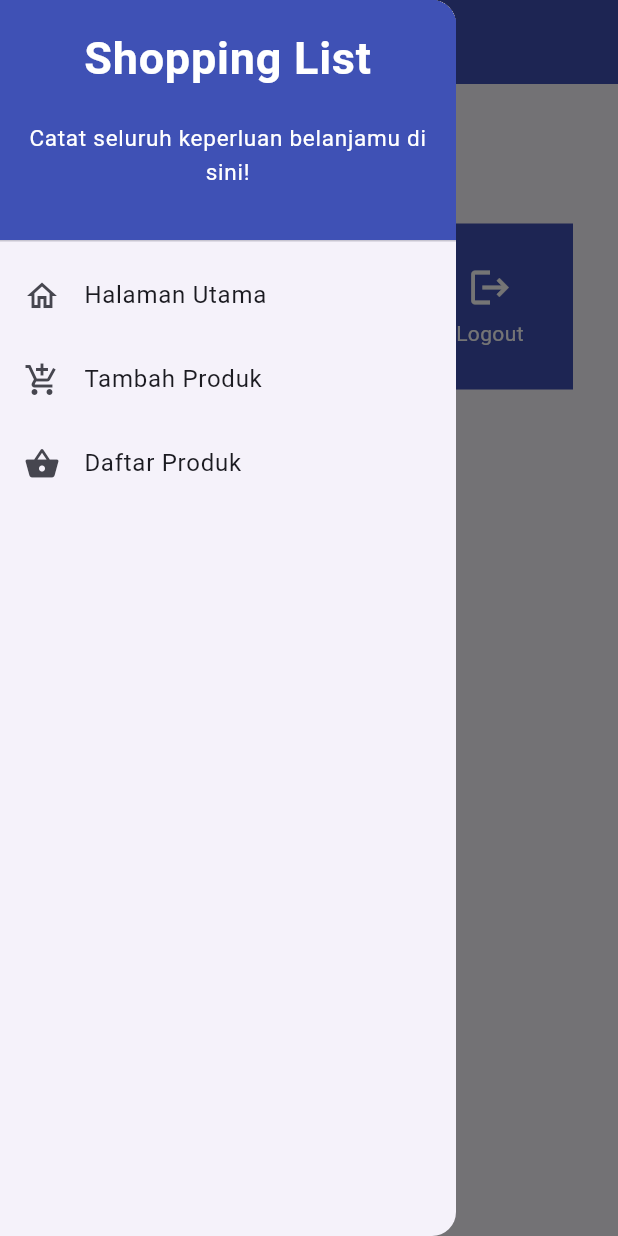
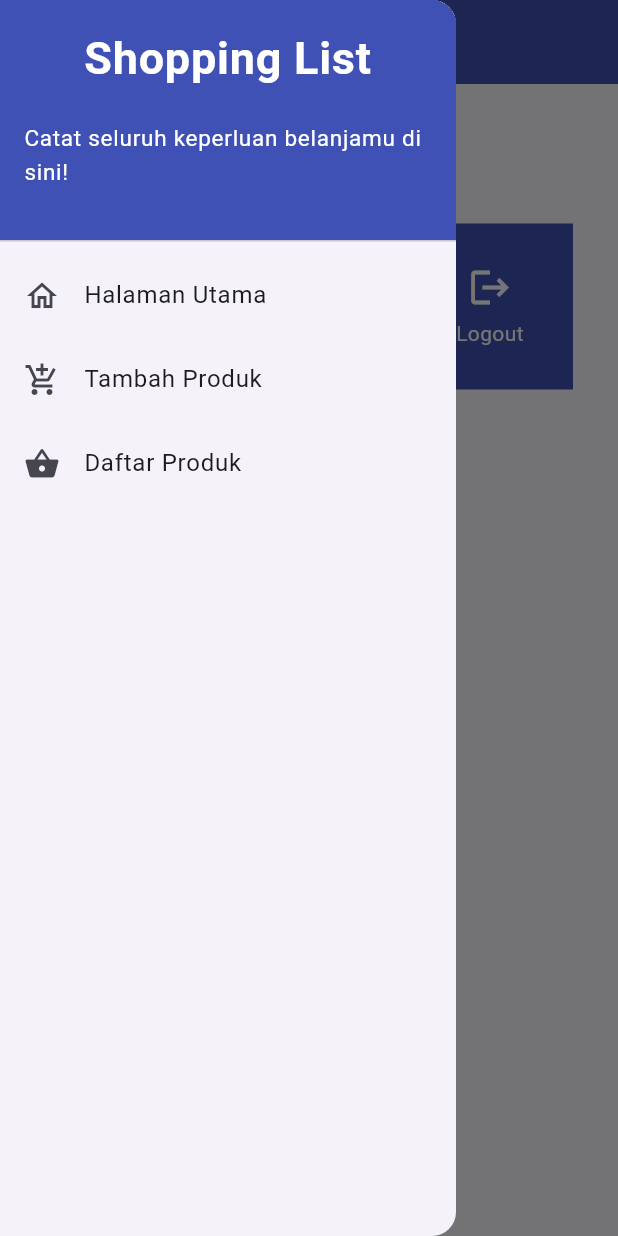
Before and after one commit to prasetyoadii/shopping-list-mobile, a Flutter app: the MyHomePage screen opened directly, with the side drawer open, on a phone screen of 412 x 824 dp. Run offline on Flutter 3.47's test engine with Material 2 defaults, Android fonts, the phone set to English and light mode, and no system bars; missing offline and left inert: pbp_django_auth.

Commit message:
Mencoba sesuatu

```diff
--- a/lib/main.dart
+++ b/lib/main.dart
@@ -2,8 +2,6 @@ import 'package:flutter/material.dart';
 import 'package:pbp_django_auth/pbp_django_auth.dart';
 import 'package:provider/provider.dart';
 import 'package:shopping_list/screens/login.dart';
-import 'package:shopping_list/screens/menu.dart';
-
 void main() {
   runApp(const MyApp());
 }
--- a/lib/screens/list_product.dart
+++ b/lib/screens/list_product.dart
@@ -13,9 +13,8 @@ class ProductPage extends StatefulWidget {
 
 class _ProductPageState extends State<ProductPage> {
 Future<List<Product>> fetchProduct() async {
-    // TODO: Ganti URL dan jangan lupa tambahkan trailing slash (/) di akhir URL!
     var url = Uri.parse(
-        ' http://localhost:8000/json/');
+        'http://localhost:8000/json/');
     var response = await http.get(
         url,
         headers: {"Content-Type": "application/json"},
--- a/lib/screens/login.dart
+++ b/lib/screens/login.dart
@@ -69,7 +69,7 @@ class _LoginPageState extends State<LoginPage> {
                                 // TODO: Ganti URL dan jangan lupa tambahkan trailing slash (/) di akhir URL!
                                 // Untuk menyambungkan Android emulator dengan Django pada localhost,
                                 // gunakan URL http://10.0.2.2/
-                                final response = await request.login(" http://localhost:8000/auth/login/", {
+                                final response = await request.login("http://localhost:8000/auth/login/", {
                                 'username': username,
                                 'password': password,
                                 });
--- a/lib/widgets/left_drawer.dart
+++ b/lib/widgets/left_drawer.dart
@@ -13,7 +13,6 @@ class LeftDrawer extends StatelessWidget {
       child: ListView(
         children: [
           const DrawerHeader(
-            // Bagian drawer header
             decoration: BoxDecoration(
               color: Colors.indigo,
             ),
@@ -30,16 +29,15 @@ class LeftDrawer extends StatelessWidget {
                 ),
                 Padding(padding: EdgeInsets.all(10)),
                 Text("Catat seluruh keperluan belanjamu di sini!",
-                    textAlign: TextAlign.center,
                         style: TextStyle(
-                      fontSize: 15,
+                        fontSize: 15.0,
                         fontWeight: FontWeight.normal,
-                      color: Colors.white,
-                    )),
+                        color: Colors.white
+                      ),
+                    ),
               ],
             ),
           ),
-          // Bagian routing
           ListTile(
             leading: const Icon(Icons.home_outlined),
             title: const Text('Halaman Utama'),
@@ -57,10 +55,6 @@ class LeftDrawer extends StatelessWidget {
             title: const Text('Tambah Produk'),
             // Bagian redirection ke ShopFormPage
             onTap: () {
-              /*
-              Buatlah routing ke ShopFormPage di sini,
-              setelah halaman ShopFormPage sudah dibuat.
-              */
               Navigator.pushReplacement(
                   context,
                   MaterialPageRoute(
```
Also changed, not shown: lib/screens/menu.dart (+0 -18 lines), lib/screens/shoplist_form.dart (+3 -7 lines), lib/widgets/shop_card.dart (+13 -12 lines), 1 other file. Lines whose indentation alone changed are shown as unchanged.
